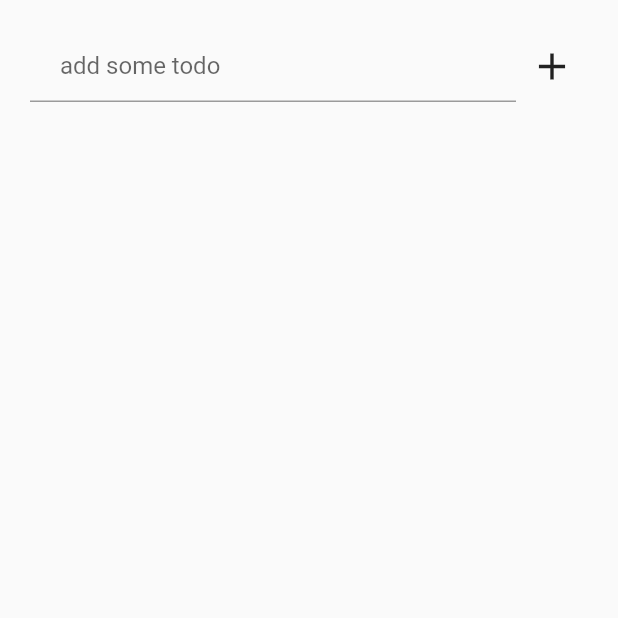
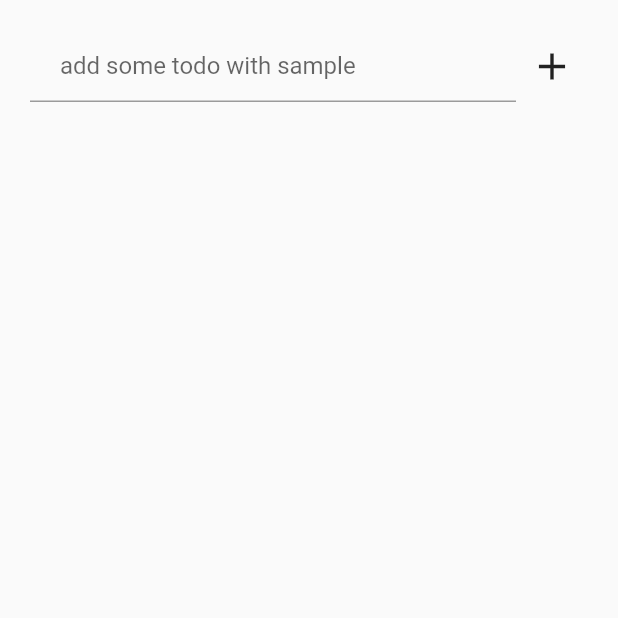
Before and after one commit to Rabyn-Collab/DDD-freezed, a Flutter app: the screen it shows after launch, on a phone screen of 412 x 824 dp, the top half of it. Run offline on Flutter 3.47's test engine with Material 2 defaults, Android fonts, the phone set to English and light mode, and no system bars; our stand-ins replace flutter_riverpod, freezed_annotation, sizer.

Commit message:
Update home_page.dart
some updates

Co-Authored-By: Rabin-See <153584077+rabin-see@users.noreply.github.com>

```diff
--- a/lib/presentation/home_page.dart
+++ b/lib/presentation/home_page.dart
@@ -34,7 +34,7 @@ final labelController = TextEditingController();
                                   controller: labelController,
                                   decoration: InputDecoration(
                                     contentPadding: EdgeInsets.symmetric(horizontal: 20),
-                                      hintText: 'add some todo'
+                                      hintText: 'add some todo with sample'
                                   ),
                                 )
                             ),
```
